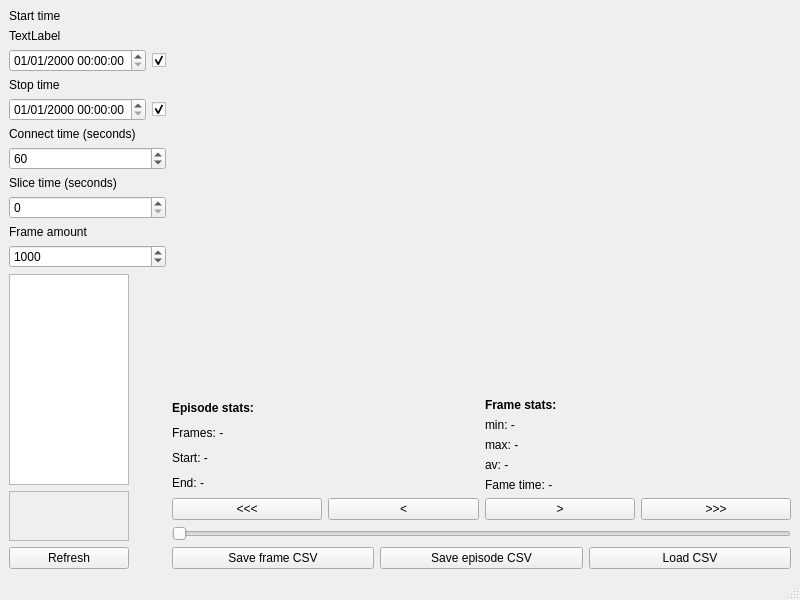
Qt form server/database_scroll/mainwindow.ui (GiteZz/Thermal-sensor-localisation) before a commit.
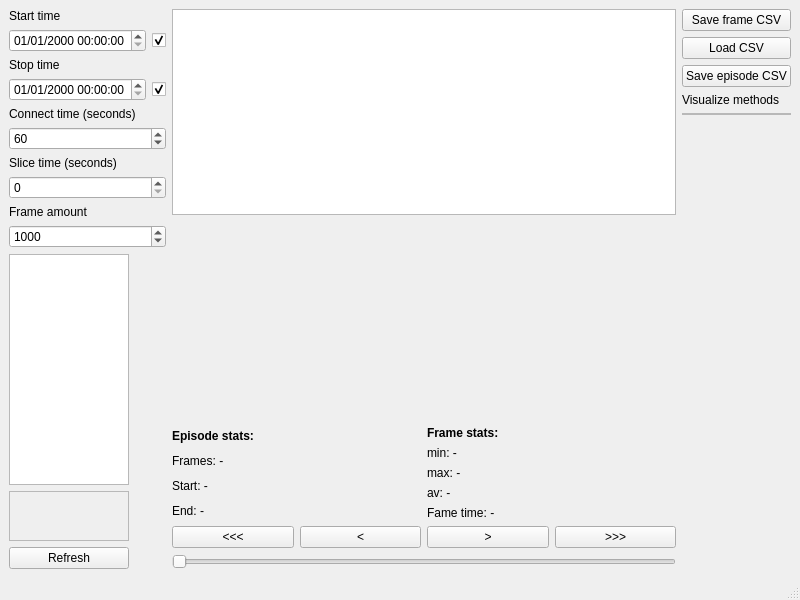
The same form after that commit.

Commit message: Dynamic plot tool selection

Diff of the .ui file:
```diff
--- a/server/database_scroll/mainwindow.ui
+++ b/server/database_scroll/mainwindow.ui
@@ -19,6 +19,9 @@
      <layout class="QGridLayout" name="gridLayout">
       <item row="0" column="1">
        <layout class="QVBoxLayout" name="rightVLayout">
+        <item>
+         <widget class="QGraphicsView" name="plotGraphicsView"/>
+        </item>
         <item>
          <spacer name="verticalSpacer">
           <property name="orientation">
@@ -159,29 +162,7 @@
          </widget>
         </item>
         <item>
-         <layout class="QHBoxLayout" name="csvHLayout">
-          <item>
-           <widget class="QPushButton" name="saveCSVFRAMEButton">
-            <property name="text">
-             <string>Save frame CSV</string>
-            </property>
-           </widget>
-          </item>
-          <item>
-           <widget class="QPushButton" name="saveCSVEPISODEButton">
-            <property name="text">
-             <string>Save episode CSV</string>
-            </property>
-           </widget>
-          </item>
-          <item>
-           <widget class="QPushButton" name="loadCSVButton">
-            <property name="text">
-             <string>Load CSV</string>
-            </property>
-           </widget>
-          </item>
-         </layout>
+         <layout class="QHBoxLayout" name="csvHLayout"/>
         </item>
        </layout>
       </item>
@@ -194,13 +175,6 @@
           </property>
          </widget>
         </item>
-        <item>
-         <widget class="QLabel" name="label_3">
-          <property name="text">
-           <string>TextLabel</string>
-          </property>
-         </widget>
-        </item>
         <item>
          <layout class="QHBoxLayout" name="horizontalLayout_2">
           <item>
@@ -362,6 +336,78 @@
         </item>
        </layout>
       </item>
+      <item row="0" column="2">
+       <layout class="QVBoxLayout" name="verticalLayout">
+        <item>
+         <widget class="QPushButton" name="saveCSVFRAMEButton">
+          <property name="text">
+           <string>Save frame CSV</string>
+          </property>
+         </widget>
+        </item>
+        <item>
+         <widget class="QPushButton" name="loadCSVButton">
+          <property name="text">
+           <string>Load CSV</string>
+          </property>
+         </widget>
+        </item>
+        <item>
+         <widget class="QPushButton" name="saveCSVEPISODEButton">
+          <property name="text">
+           <string>Save episode CSV</string>
+          </property>
+         </widget>
+        </item>
+        <item>
+         <widget class="QLabel" name="label_3">
+          <property name="text">
+           <string>Visualize methods</string>
+          </property>
+         </widget>
+        </item>
+        <item>
+         <widget class="QFrame" name="frame_2">
+          <property name="frameShape">
+           <enum>QFrame::StyledPanel</enum>
+          </property>
+          <property name="frameShadow">
+           <enum>QFrame::Sunken</enum>
+          </property>
+          <layout class="QVBoxLayout" name="verticalLayout_5">
+           <property name="leftMargin">
+            <number>0</number>
+           </property>
+           <property name="topMargin">
+            <number>0</number>
+           </property>
+           <property name="rightMargin">
+            <number>0</number>
+           </property>
+           <property name="bottomMargin">
+            <number>0</number>
+           </property>
+           <item>
+            <layout class="QVBoxLayout" name="visualizeVLayout"/>
+           </item>
+          </layout>
+         </widget>
+        </item>
+        <item>
+         <spacer name="verticalSpacer_2">
+          <property name="orientation">
+           <enum>Qt::Vertical</enum>
+          </property>
+          <property name="sizeHint" stdset="0">
+           <size>
+            <width>20</width>
+            <height>40</height>
+           </size>
+          </property>
+         </spacer>
+        </item>
+       </layout>
+      </item>
      </layout>
     </item>
    </layout>
```
The commit also changes 6 other files.
